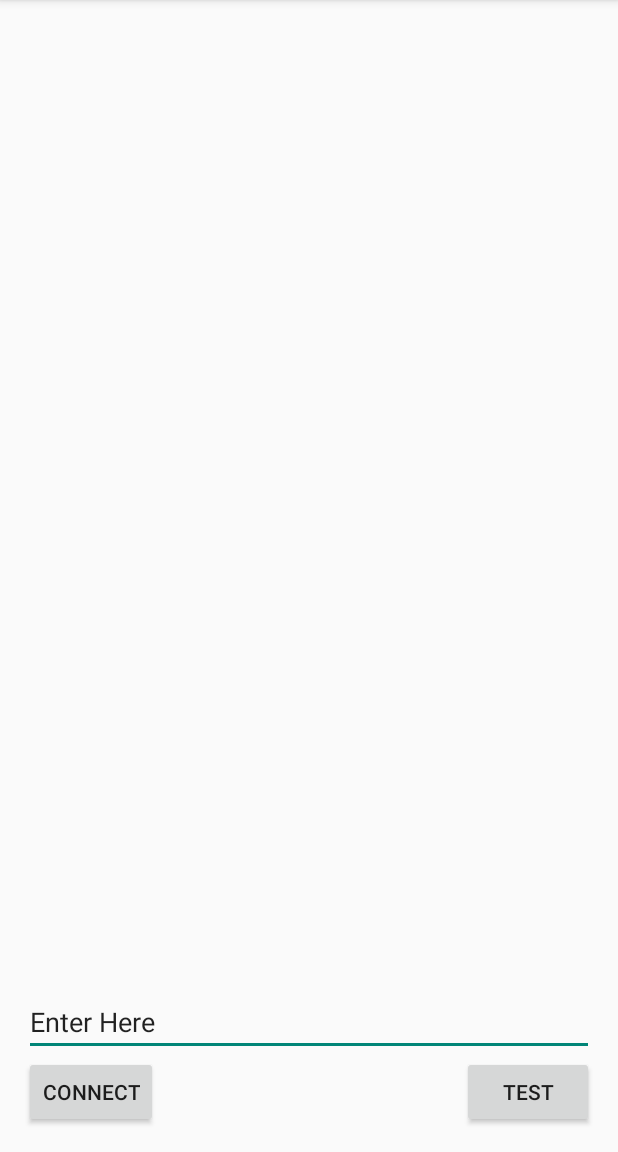
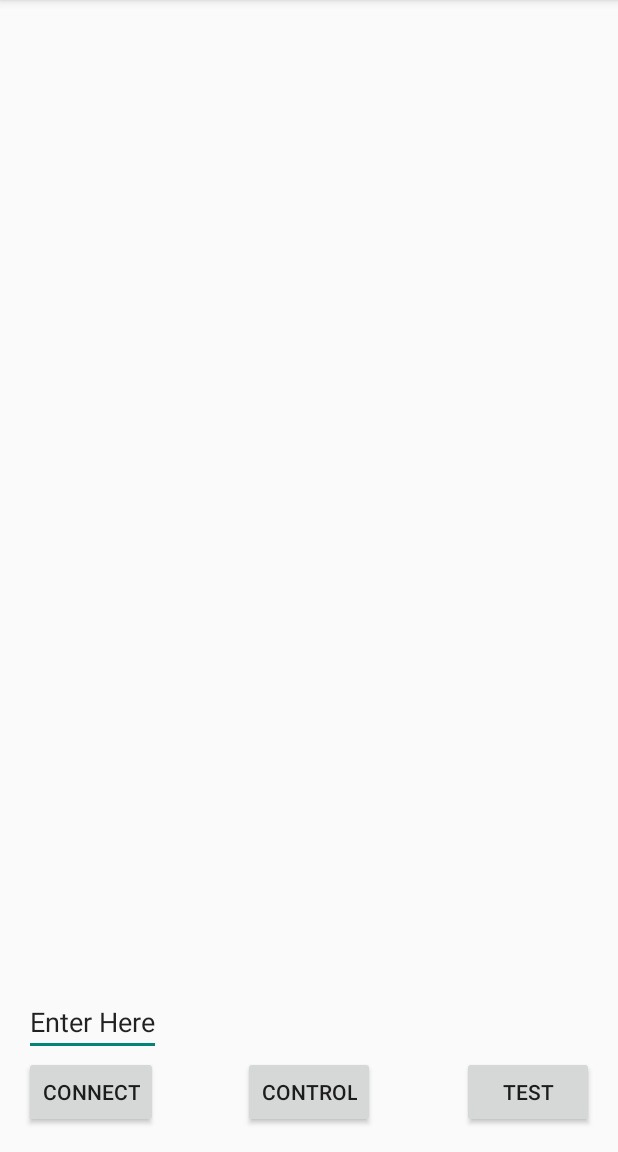
Before and after one commit to BusinessInformationSystems/WackyDriving, an Android app: the screen it shows after launch (MainActivity), on a phone screen of 412 x 824 dp, the part 84-1236 px from its top. Run offline under Robolectric (Android 15) with nearby library versions, the phone set to English and light mode, and no system bars.

Commit message:
Fixed the Main Activity Layout. Ready to work on controller

```diff
--- a/AndroidCarRC/app/src/main/java/com/bis/androidcarrc/MainActivity.java
+++ b/AndroidCarRC/app/src/main/java/com/bis/androidcarrc/MainActivity.java
@@ -69,6 +69,11 @@ public class MainActivity extends ActionBarActivity {
                 }
             }
         }
+    }
+
+    public void showController(View v){
+        // Show Controller activity
+
     }
 
     public void sendTest(View view){
--- a/AndroidCarRC/app/src/main/res/layout/activity_controller.xml
+++ b/AndroidCarRC/app/src/main/res/layout/activity_controller.xml
@@ -2,4 +2,11 @@
 <RelativeLayout xmlns:android="http://schemas.android.com/apk/res/android"
     android:layout_width="match_parent" android:layout_height="match_parent">
 
+    <ImageView
+        android:layout_width="100dp"
+        android:layout_height="100dp"
+        android:id="@+id/imageView"
+        android:layout_centerInParent="true"
+        android:src="@drawable/circle_image"
+        />
 </RelativeLayout>
--- a/AndroidCarRC/app/src/main/res/layout/activity_main.xml
+++ b/AndroidCarRC/app/src/main/res/layout/activity_main.xml
@@ -7,18 +7,13 @@
     android:paddingTop="@dimen/activity_vertical_margin"
     android:paddingBottom="@dimen/activity_vertical_margin" tools:context=".MainActivity">
 
-        <TextView
-            android:id="@+id/textView"
-            android:layout_width="match_parent"
-            android:layout_height="match_parent"
-            android:textSize="25px"/>
 
     <Button
         android:layout_width="wrap_content"
         android:layout_height="wrap_content"
         android:text="Connect"
         android:id="@+id/connectbtn"
-        android:layout_alignBottom="@+id/textView"
+        android:layout_alignParentBottom="true"
         android:layout_alignParentLeft="true"
         android:layout_alignParentStart="true"
         android:onClick="connect"
@@ -35,16 +30,29 @@
         android:onClick="sendTest"
         />
 
+    <Button
+        android:layout_width="wrap_content"
+        android:layout_height="wrap_content"
+        android:layout_alignParentBottom="true"
+        android:text="Control"
+        android:id="@+id/controlBtn"
+        android:layout_centerHorizontal="true"
+        android:onClick="showController"
+        />
+
     <EditText
         android:layout_width="wrap_content"
         android:layout_height="wrap_content"
         android:id="@+id/cmdBox"
-        android:layout_above="@+id/connectbtn"
-        android:layout_alignParentLeft="true"
-        android:layout_alignParentStart="true"
-        android:layout_alignRight="@+id/textView"
-        android:layout_alignEnd="@+id/textView"
+        android:layout_above="@id/connectbtn"
         android:text="Enter Here" />
 
+    <TextView
+        android:id="@+id/textView"
+        android:layout_width="match_parent"
+        android:layout_height="wrap_content"
+        android:layout_above="@id/cmdBox"
+        android:layout_alignParentTop="true"
+        android:textSize="25px"/>
 
 </RelativeLayout>
```
Also changed, not shown: AndroidCarRC/app/src/main/res/drawable-hdpi/circle_image.png (added), AndroidCarRC/app/src/main/res/drawable-mdpi/circle_image.png (added), AndroidCarRC/app/src/main/res/drawable-xhdpi/circle_image.png (added), AndroidCarRC/app/src/main/res/drawable-xxhdpi/circle_image.png (added).
